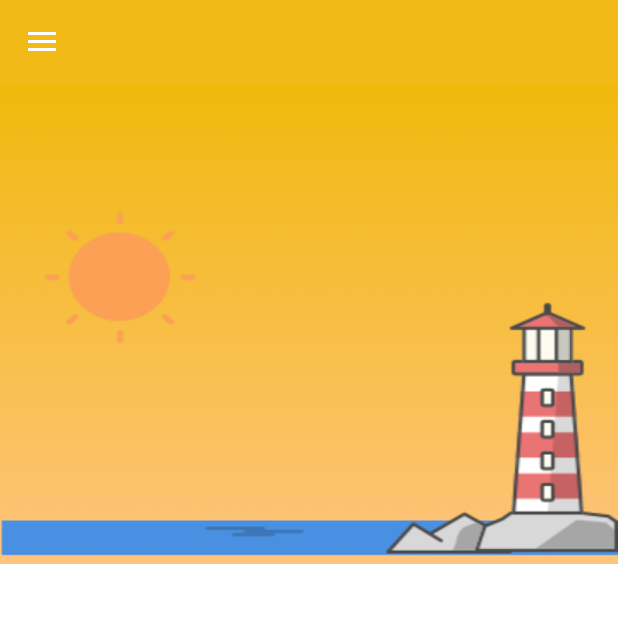
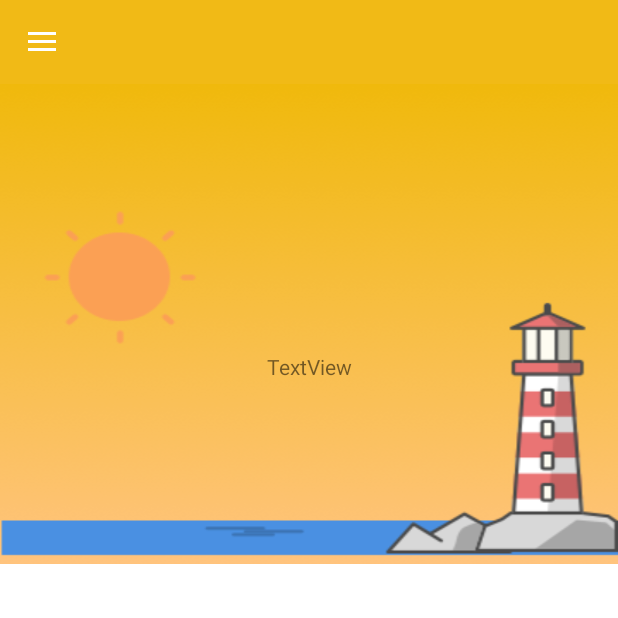
Before and after one commit to ikiugu/weather-app, an Android app: the screen it shows after launch (MainActivity), on a phone screen of 412 x 824 dp, the top half of it. Run offline under Robolectric (Android 15) with nearby library versions, the light colour scheme and no system bars; our stand-ins replace Room's generated code, data binding, navigation-ui; 5 statements that could not run were skipped.

Commit message:
binding adapter for textview visibility

```diff
--- /dev/null
+++ b/app/src/main/java/com/ikiugu/weather/utils/BindingAdapters.kt
@@ -0,0 +1,13 @@
+package com.ikiugu.weather.utils
+
+import android.view.View
+import androidx.databinding.BindingAdapter
+
+/**
+ * Created by Alfred Ikiugu on 10/06/2021
+ */
+
+@BindingAdapter("hideTextViewIfNull")
+fun hideTextViewIfNull(view: View, it: Any?) {
+    view.visibility = if (it != null) View.VISIBLE else View.GONE
+}
--- a/app/src/main/res/layout/fragment_home.xml
+++ b/app/src/main/res/layout/fragment_home.xml
@@ -1,5 +1,7 @@
 <?xml version="1.0" encoding="utf-8"?>
-<layout>
+<layout xmlns:android="http://schemas.android.com/apk/res/android"
+    xmlns:app="http://schemas.android.com/apk/res-auto"
+    xmlns:tools="http://schemas.android.com/tools">
 
     <data>
 
@@ -8,9 +10,7 @@
             type="com.ikiugu.weather.ui.home.HomeViewModel" />
     </data>
 
-    <androidx.constraintlayout.widget.ConstraintLayout xmlns:android="http://schemas.android.com/apk/res/android"
-        xmlns:app="http://schemas.android.com/apk/res-auto"
-        xmlns:tools="http://schemas.android.com/tools"
+    <androidx.constraintlayout.widget.ConstraintLayout
         android:layout_width="match_parent"
         android:layout_height="match_parent"
         tools:context=".ui.home.HomeFragment">
@@ -29,10 +29,25 @@
             android:id="@+id/weatherTemp"
             android:layout_width="wrap_content"
             android:layout_height="wrap_content"
-            android:text="@{String.valueOf(viewModel.currentWeatherTemp.temp)}"
+            android:text="@{@string/degree_text(String.valueOf(viewModel.currentWeatherTemp.temp))}"
+            app:layout_constraintBottom_toTopOf="@+id/textView3"
+            app:layout_constraintEnd_toEndOf="parent"
+            app:layout_constraintHorizontal_bias="0.498"
+            app:layout_constraintStart_toStartOf="@+id/weatherStatusImage"
+            app:layout_constraintTop_toTopOf="parent"
+            app:hideTextViewIfNull="@{viewModel.currentWeatherTemp}"
+            app:layout_constraintVertical_bias="0.75" />
+
+        <TextView
+            android:id="@+id/textView3"
+            android:layout_width="wrap_content"
+            android:layout_height="wrap_content"
+            android:layout_marginBottom="122dp"
+            android:text="TextView"
             app:layout_constraintBottom_toBottomOf="@+id/weatherStatusImage"
             app:layout_constraintEnd_toEndOf="parent"
-            app:layout_constraintStart_toStartOf="@+id/weatherStatusImage"
-            app:layout_constraintTop_toTopOf="parent" />
+            app:hideTextViewIfNull="@{viewModel.currentWeatherTemp}"
+            android:capitalize="words"
+            app:layout_constraintStart_toStartOf="parent" />
     </androidx.constraintlayout.widget.ConstraintLayout>
 </layout>
--- a/app/src/main/res/values/strings.xml
+++ b/app/src/main/res/values/strings.xml
@@ -9,4 +9,5 @@
 
     <string name="menu_home">Home</string>
     <string name="menu_favorites">Favorites</string>
+    <string name="degree_text">%s \u00B0</string>
 </resources>
```
